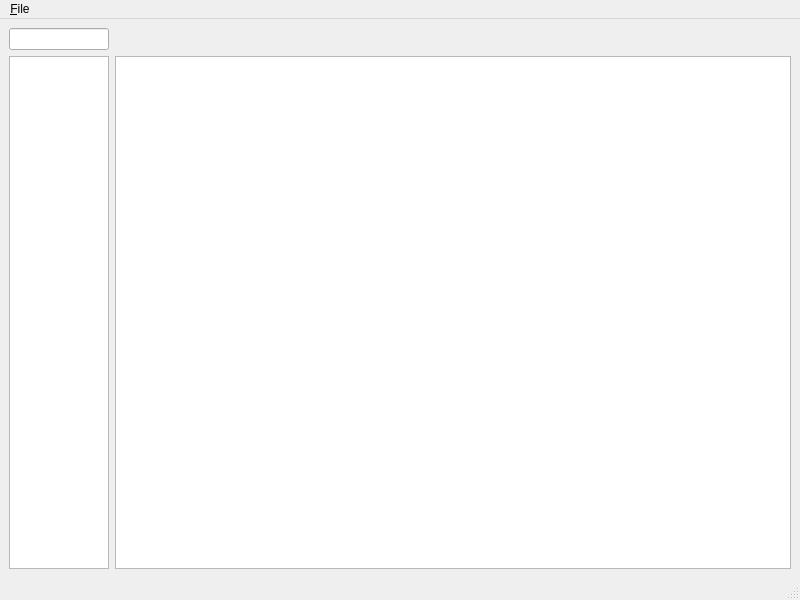
Qt form src/MainWindow.ui (impakt73/syncsmith) before a commit.
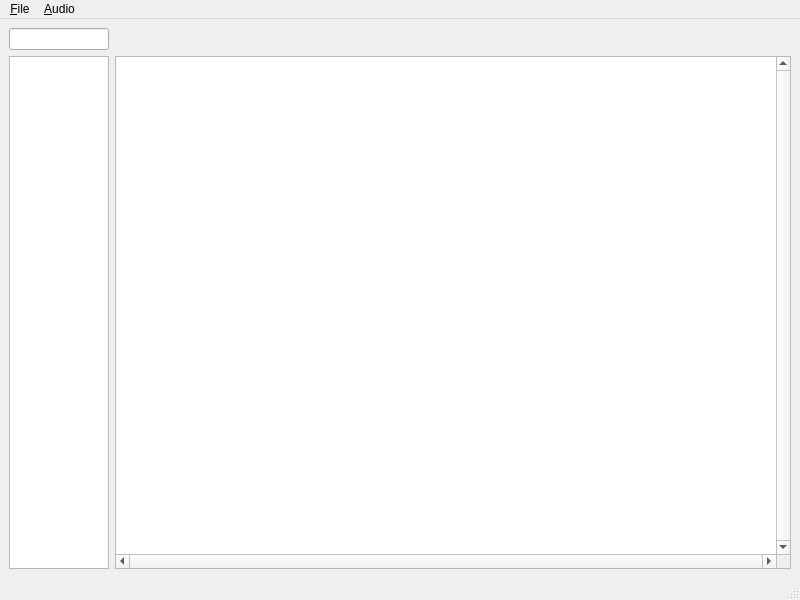
The same form after that commit. Custom widgets are drawn as their Qt base class.

Commit message: Made progress towards tracks, got audio waveform drawing kinda working

```diff
--- a/src/MainWindow.ui
+++ b/src/MainWindow.ui
@@ -113,6 +113,12 @@
       </item>
       <item>
        <widget class="TrackListView" name="listView">
+        <property name="verticalScrollBarPolicy">
+         <enum>Qt::ScrollBarAlwaysOn</enum>
+        </property>
+        <property name="horizontalScrollBarPolicy">
+         <enum>Qt::ScrollBarAlwaysOn</enum>
+        </property>
         <property name="sizeAdjustPolicy">
          <enum>QAbstractScrollArea::AdjustIgnored</enum>
         </property>
@@ -156,7 +162,14 @@
     <addaction name="separator"/>
     <addaction name="actionE_xit"/>
    </widget>
+   <widget class="QMenu" name="menu_Audio">
+    <property name="title">
+     <string>&amp;Audio</string>
+    </property>
+    <addaction name="action_Load_File"/>
+   </widget>
    <addaction name="menu_File"/>
+   <addaction name="menu_Audio"/>
   </widget>
   <widget class="QStatusBar" name="statusbar"/>
   <action name="action_New_Project">
@@ -197,6 +210,11 @@
    <header>TimelineWidget.h</header>
    <container>1</container>
   </customwidget>
+  <customwidget>
+   <class>TrackHeaderListView</class>
+   <extends>QListView</extends>
+   <header>TrackHeaderListView.h</header>
+  </customwidget>
  </customwidgets>
  <resources/>
  <connections/>
```
Left out of the diff: 7 changed lines with no effect on the pictures. The commit also changes 21 other files.
